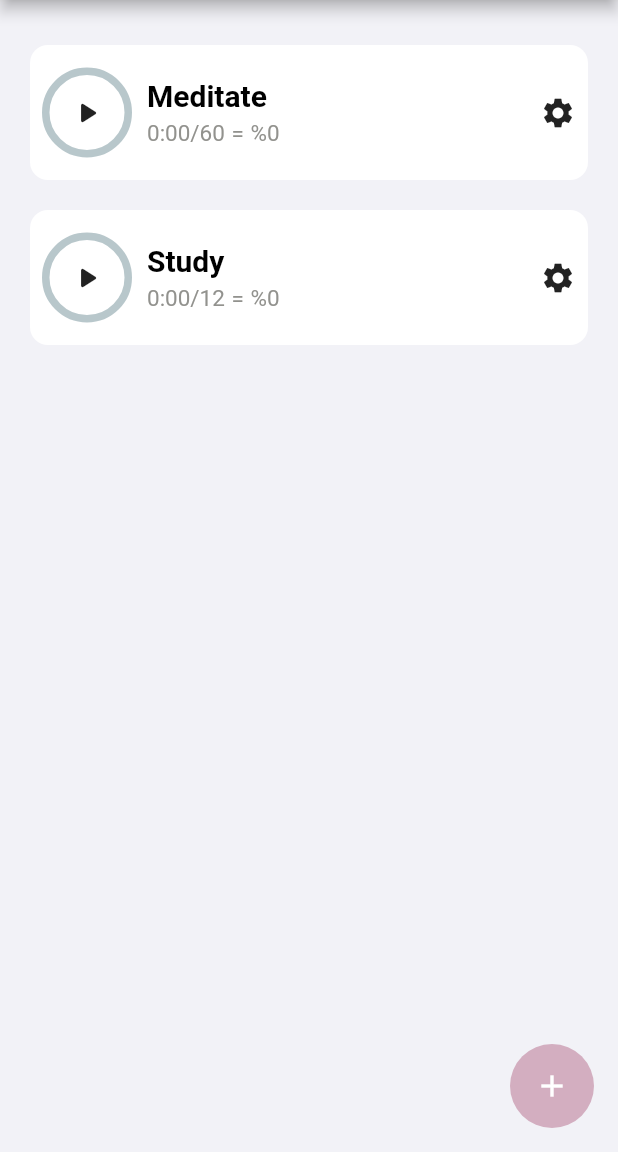
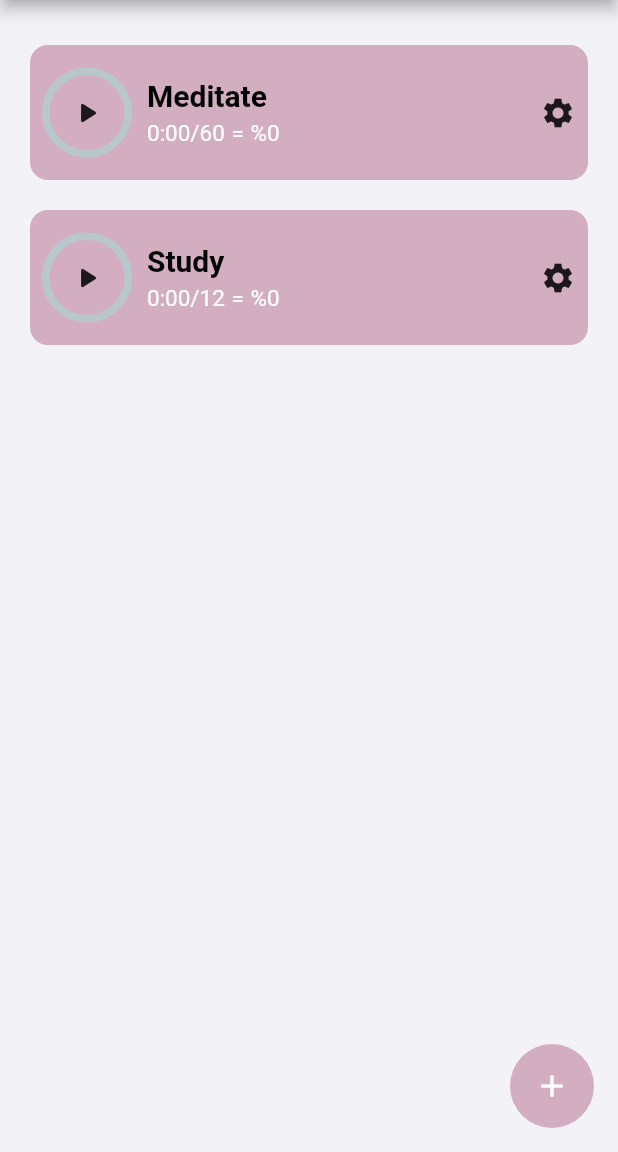
Before and after one commit to beyzaevcen/My-Life-Planner, a Flutter app: the HabittrickerPage screen opened directly, on a phone screen of 412 x 824 dp, the part 84-1236 px from its top. Run offline on Flutter 3.47's test engine with Material 2 defaults, Android fonts, the phone set to English and light mode, and no system bars; drawn by our look-alikes of flutter_easyloading, percent_indicator; our stand-ins replace cloud_firestore, firebase_auth, firebase_core, flutter_datetime_picker, font_awesome_flutter, get and 7 more; missing offline and left inert: flutter_quill; accounts and stored records are empty.

Commit message:
Some uptades

```diff
--- a/lib/widgets/habittile.dart
+++ b/lib/widgets/habittile.dart
@@ -30,7 +30,7 @@ class HabitTile extends GetView<HabitController> {
             width: Get.width,
             height: 90,
             decoration:
-                BoxDecoration(borderRadius: BorderRadius.circular(12), color: CColors.white),
+                BoxDecoration(borderRadius: BorderRadius.circular(12), color: CColors.main2Color),
             child: Row(
               mainAxisAlignment: MainAxisAlignment.spaceBetween,
               children: [
@@ -46,10 +46,9 @@ class HabitTile extends GetView<HabitController> {
                           height: 60,
                           child: Stack(children: [
                             CircularPercentIndicator(
-                              radius: 30,
-                              percent: (controller.percentCompleted(timeSpent, timeGoal) * 100),
-                              progressColor: const Color.fromARGB(255, 234, 154, 192),
-                            ),
+                                radius: 30,
+                                percent: (controller.percentCompleted(timeSpent, timeGoal) * 100),
+                                progressColor: CColors.black),
                             Center(
                                 child: IconButton(
                                     onPressed: onTap,
@@ -76,7 +75,7 @@ class HabitTile extends GetView<HabitController> {
                           ),
                           Text(
                             "${controller.formatToMinSecond(timeSpent)}/$timeGoal = %${(controller.percentCompleted(timeSpent, timeGoal) * 100).toStringAsFixed(0)}",
-                            style: const TextStyle(color: CColors.darkSubtitle, fontSize: 15),
+                            style: const TextStyle(color: CColors.white, fontSize: 15),
                           )
                         ],
                       ),
```
Also changed, not shown: pubspec.lock, 1 other file.
